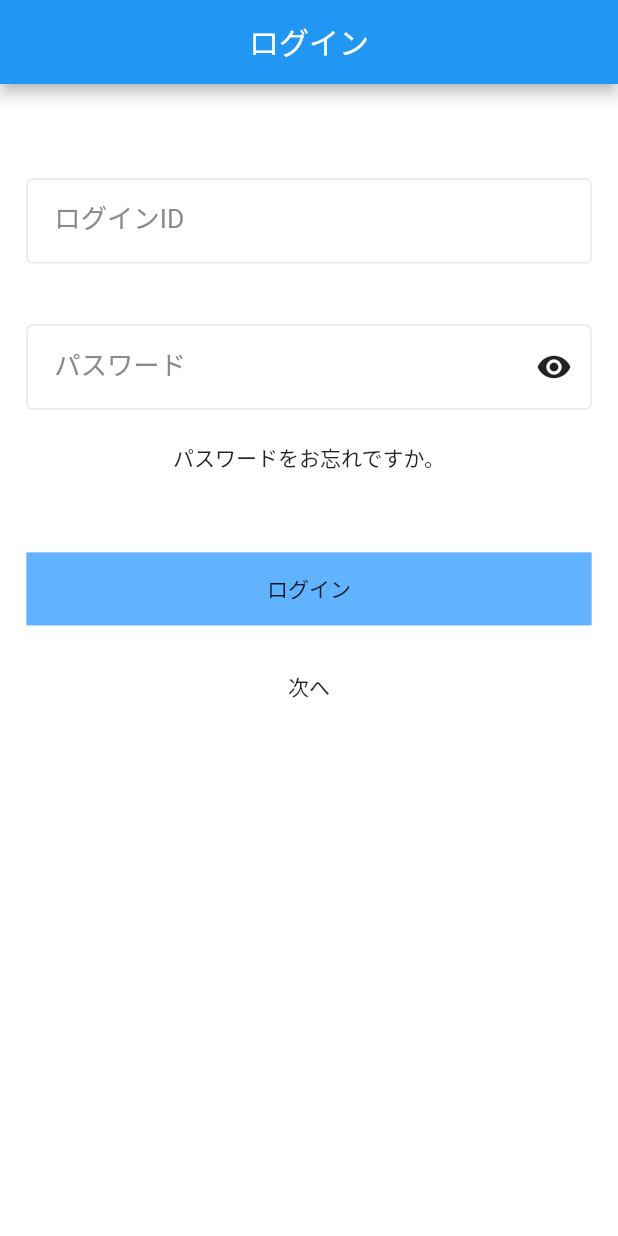
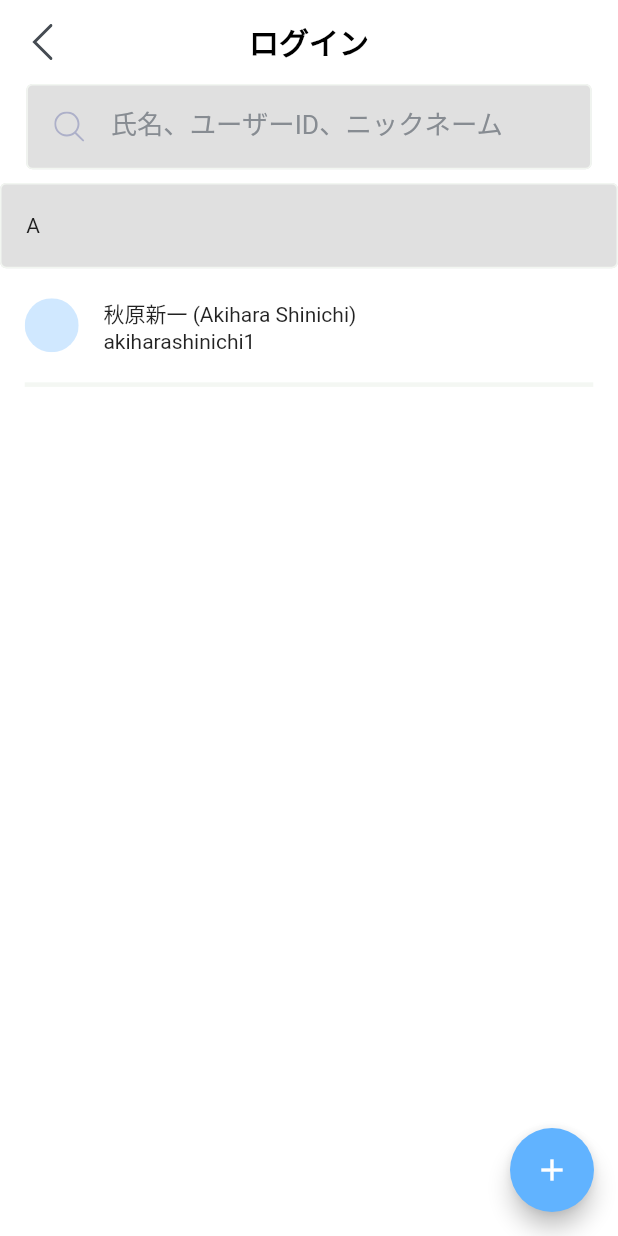
Before and after one commit to haipro287/medical-release, a Flutter app: the screen it shows after launch, on a phone screen of 412 x 824 dp. Run offline on Flutter 3.47's test engine with Material 2 defaults, Android fonts, the phone set to English and light mode, and no system bars; our stand-ins replace convert, dio, flutter_svg, get, tuple; missing offline and left inert: encrypt, pointycastle, secp256k1; Roboto replaces fonts that are missing (SF Pro Display).

Commit message:
Merged PR 756: feat: contact list
feat: contact list

```diff
--- a/lib/main.dart
+++ b/lib/main.dart
@@ -1,6 +1,7 @@
 import 'package:flutter/material.dart';
 import 'package:get/get.dart';
 import 'package:medical_chain_mobile_ui/i18n.dart';
+import 'package:medical_chain_mobile_ui/screens/contact_page/contact_list_screen.dart';
 import 'package:medical_chain_mobile_ui/screens/home_page/home_page_screen.dart';
 import 'package:medical_chain_mobile_ui/screens/login_page/login_page_screen.dart';
 
@@ -22,7 +23,7 @@ class MyApp extends StatelessWidget {
       theme: ThemeData(
         primarySwatch: Colors.blue,
       ),
-      home: LoginPageScreen(),
+      home: ContactListPage(),
     );
   }
 }
--- /dev/null
+++ b/lib/screens/contact_page/contact_list_screen.dart
@@ -0,0 +1,108 @@
+import 'package:flutter/material.dart';
+import 'package:flutter_svg/svg.dart';
+import 'package:get/get.dart';
+import 'package:medical_chain_mobile_ui/controllers/login_page/login_page_controller.dart';
+import 'package:medical_chain_mobile_ui/utils/config.dart';
+import 'package:medical_chain_mobile_ui/widgets/input.dart';
+
+class ContactListPage extends StatelessWidget {
+  @override
+  Widget build(BuildContext context) {
+    // LoginPageController loginController = Get.put(LoginPageController());
+    return Scaffold(
+      appBar: AppBar(
+        backgroundColor: Colors.white,
+        title: Text(
+          "ログイン",
+          style: TextStyle(
+            color: Colors.black,
+            fontFamily: "SF Pro Display",
+            fontWeight: FontWeight.w600,
+            fontSize: 20,
+          ),
+        ),
+        centerTitle: true,
+        elevation: 0,
+        leading: new IconButton(
+          icon: SvgPicture.asset('assets/images/back.svg'),
+          onPressed: () => Navigator.of(context).pop(),
+        ),
+      ),
+      floatingActionButton: FloatingActionButton(
+        backgroundColor: Color(0xFF61B3FF),
+        foregroundColor: Colors.white,
+        onPressed: () {
+          // Respond to button press
+        },
+        child: Icon(Icons.add),
+      ),
+      backgroundColor: Colors.white,
+      body: Container(
+        child: Column(
+          children: [
+            inputSearch(
+              context,
+              hintText: "氏名、ユーザーID、ニックネーム",
+              textEditingController: TextEditingController(),
+            ),
+            SizedBox(
+              height: getHeight(9),
+            ),
+            Container(
+              decoration: BoxDecoration(
+                color: Colors.black12,
+                borderRadius: BorderRadius.circular(getHeight(4)),
+                border: Border.all(
+                  color: Color(0xF2F3F7F2),
+                  width: getHeight(1),
+                ),
+              ),
+              height: getHeight(56),
+              child: Row(
+                children: [
+                  SizedBox(width: getWidth(15)),
+                  Text(
+                    "A",
+                  ),
+                ],
+              ),
+              alignment: Alignment.centerLeft,
+            ),
+            Container(
+              margin: EdgeInsets.only(
+                left: getWidth(15),
+                right: getWidth(15),
+              ),
+              decoration: BoxDecoration(
+                border: Border(
+                  bottom: BorderSide(
+                    color: Color(0xF2F3F7F2),
+                    width: getHeight(3),
+                  ),
+                ),
+              ),
+              height: getHeight(78),
+              child: Row(
+                children: [
+                  SvgPicture.asset("assets/images/avatar.svg"),
+                  SizedBox(width: getWidth(15)),
+                  Container(
+                    child: Column(
+                      crossAxisAlignment: CrossAxisAlignment.start,
+                      mainAxisAlignment: MainAxisAlignment.center,
+                      children: [
+                        Text("秋原新一 (Akihara Shinichi)"),
+                        Text("akiharashinichi1"),
+                      ],
+                    ),
+                  )
+                ],
+              ),
+              alignment: Alignment.centerLeft,
+            ),
+          ],
+        ),
+      ),
+    );
+  }
+}
--- a/lib/screens/login_page/login_page_screen.dart
+++ b/lib/screens/login_page/login_page_screen.dart
@@ -1,4 +1,5 @@
 import 'package:flutter/material.dart';
+import 'package:flutter_svg/svg.dart';
 import 'package:get/get.dart';
 import 'package:medical_chain_mobile_ui/controllers/login_page/login_page_controller.dart';
 import 'package:medical_chain_mobile_ui/screens/home_page/home_page_screen.dart';
@@ -12,8 +13,21 @@ class LoginPageScreen extends StatelessWidget {
     LoginPageController loginController = Get.put(LoginPageController());
     return Scaffold(
       appBar: AppBar(
-        title: Text("ログイン"),
+        title: Text(
+          "ログイン",
+          style: TextStyle(
+            color: Colors.black,
+            fontFamily: "SF Pro Display",
+            fontWeight: FontWeight.w600,
+            fontSize: 20,
+          ),
+        ),
         centerTitle: true,
+        elevation: 0,
+        leading: new IconButton(
+          icon: SvgPicture.asset('assets/images/back.svg'),
+          onPressed: () => Navigator.of(context).pop(),
+        ),
       ),
       backgroundColor: Colors.white,
       body: Container(
@@ -82,7 +96,8 @@ class LoginPageScreen extends StatelessWidget {
               ),
               onPress: () async {
                 bool result = await loginController.login(context);
-                if (result) Navigator.push(
+                if (!result)
+                  Navigator.push(
                     context,
                     MaterialPageRoute(
                       builder: (context) {
--- a/lib/widgets/input.dart
+++ b/lib/widgets/input.dart
@@ -1,4 +1,5 @@
 import 'package:flutter/material.dart';
+import 'package:flutter_svg/svg.dart';
 import 'package:medical_chain_mobile_ui/utils/config.dart';
 
 Container inputPassword(BuildContext context, TextEditingController controller,
@@ -80,3 +81,49 @@ Container inputRegular(BuildContext context,
     ),
   );
 }
+
+Container inputSearch(BuildContext context,
+    {required String hintText,
+    required TextEditingController textEditingController}) {
+  return Container(
+    height: getHeight(56),
+    decoration: BoxDecoration(
+      color: Colors.black12,
+      borderRadius: BorderRadius.circular(getHeight(4)),
+      border: Border.all(
+        color: Color(0xF2F3F7F2),
+        width: getHeight(1),
+      ),
+    ),
+    margin: EdgeInsets.only(
+      right: getWidth(16),
+      left: getWidth(16),
+    ),
+    child: Row(
+      children: [
+        SizedBox(
+          width: getWidth(16),
+        ),
+        SvgPicture.asset("assets/images/search-icon.svg"),
+        Expanded(
+          child: TextFormField(
+            controller: textEditingController,
+            style: TextStyle(fontSize: getWidth(16)),
+            decoration: InputDecoration(
+              border: InputBorder.none,
+              focusedBorder: InputBorder.none,
+              enabledBorder: InputBorder.none,
+              errorBorder: InputBorder.none,
+              disabledBorder: InputBorder.none,
+              labelText: hintText,
+              contentPadding:
+                  EdgeInsets.only(left: getWidth(16), right: getWidth(16)),
+              labelStyle:
+                  TextStyle(color: Color(0xFF878C92), fontSize: getWidth(16)),
+            ),
+          ),
+        ),
+      ],
+    ),
+  );
+}
```
Also changed, not shown: assets/images/avatar.svg (added), assets/images/back.svg (added), assets/images/search-icon.svg (added). Lines whose indentation alone changed are shown as unchanged.
